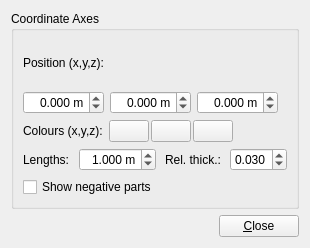
efemberg11/GeoModel_rmakhman, file GeoModelVisualization/VP1GuideLineSystems/src/guides_settings_coordinateaxes_form.ui: the form before one commit.
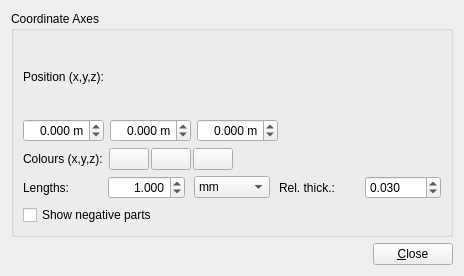
The form after the commit. Custom widgets are drawn as their Qt base class.

Commit message: Add selectable units to Coordinates Axes

```diff
--- a/GeoModelVisualization/VP1GuideLineSystems/src/guides_settings_coordinateaxes_form.ui
+++ b/GeoModelVisualization/VP1GuideLineSystems/src/guides_settings_coordinateaxes_form.ui
@@ -1,12 +1,12 @@
 <ui version="4.0" >
  <class>VP1GuidesSysSettingsCoordinateAxesForm</class>
- <widget class="QWidget" name="VP1GuidesSysSettingsCoordinateAxesForm" >
-  <property name="geometry" >
+ <widget class="QWidget" name="VP1GuidesSysSettingsCoordinateAxesForm">
+  <property name="geometry">
    <rect>
     <x>0</x>
     <y>0</y>
-    <width>296</width>
-    <height>248</height>
+    <width>464</width>
+    <height>276</height>
    </rect>
   </property>
   <property name="windowTitle" >
@@ -231,8 +231,8 @@
           <property name="alignment" >
            <set>Qt::AlignRight|Qt::AlignTrailing|Qt::AlignVCenter</set>
           </property>
-          <property name="suffix" >
-           <string> m</string>
+          <property name="suffix">
+           <string/>
           </property>
           <property name="decimals" >
            <number>3</number>
@@ -240,7 +240,10 @@
           <property name="minimum" >
            <double>0.001000000000000</double>
           </property>
-          <property name="singleStep" >
+          <property name="maximum">
+           <double>999.999000000000024</double>
+          </property>
+          <property name="singleStep">
            <double>0.100000000000000</double>
           </property>
           <property name="value" >
@@ -249,8 +252,35 @@
          </widget>
         </item>
         <item>
-         <widget class="QLabel" name="label_25" >
-          <property name="text" >
+         <widget class="QComboBox" name="comboBox_axes_lengths_units">
+          <property name="currentText">
+           <string>mm</string>
+          </property>
+          <item>
+           <property name="text">
+            <string>mm</string>
+           </property>
+          </item>
+          <item>
+           <property name="text">
+            <string>cm</string>
+           </property>
+          </item>
+          <item>
+           <property name="text">
+            <string notr="true">m</string>
+           </property>
+          </item>
+          <item>
+           <property name="text">
+            <string>km</string>
+           </property>
+          </item>
+         </widget>
+        </item>
+        <item>
+         <widget class="QLabel" name="label_25">
+          <property name="text">
            <string>Rel. thick.:</string>
           </property>
          </widget>
```
Left out of the diff: 175 changed lines with no effect on the pictures. The commit also changes 1 other file.
